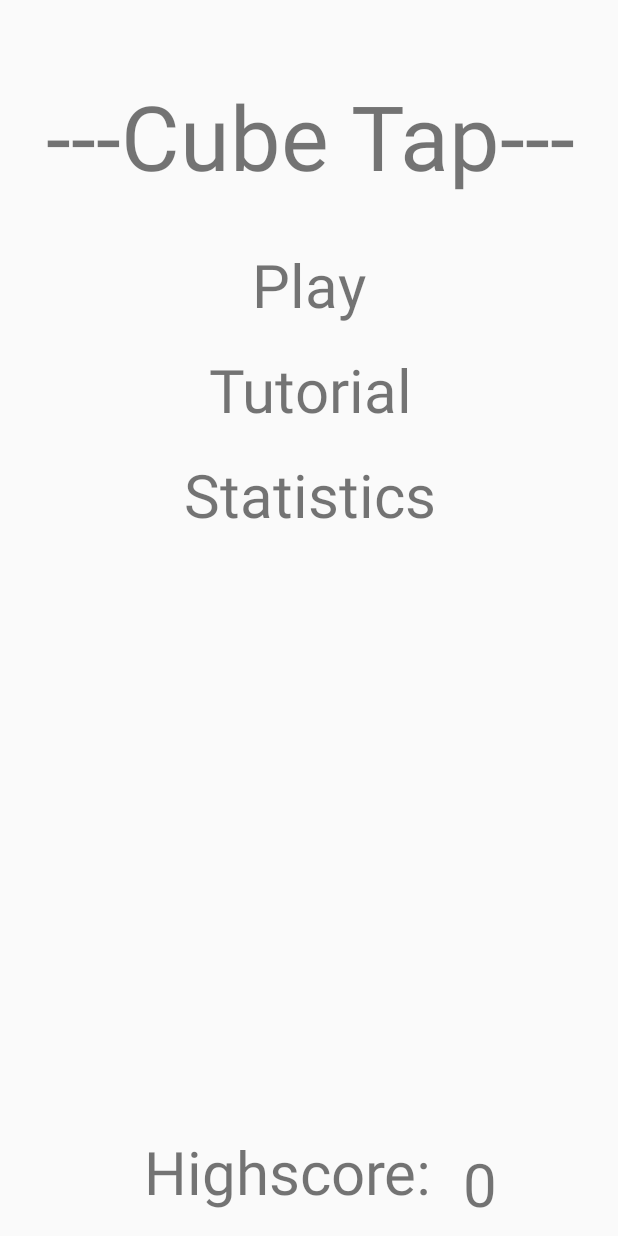
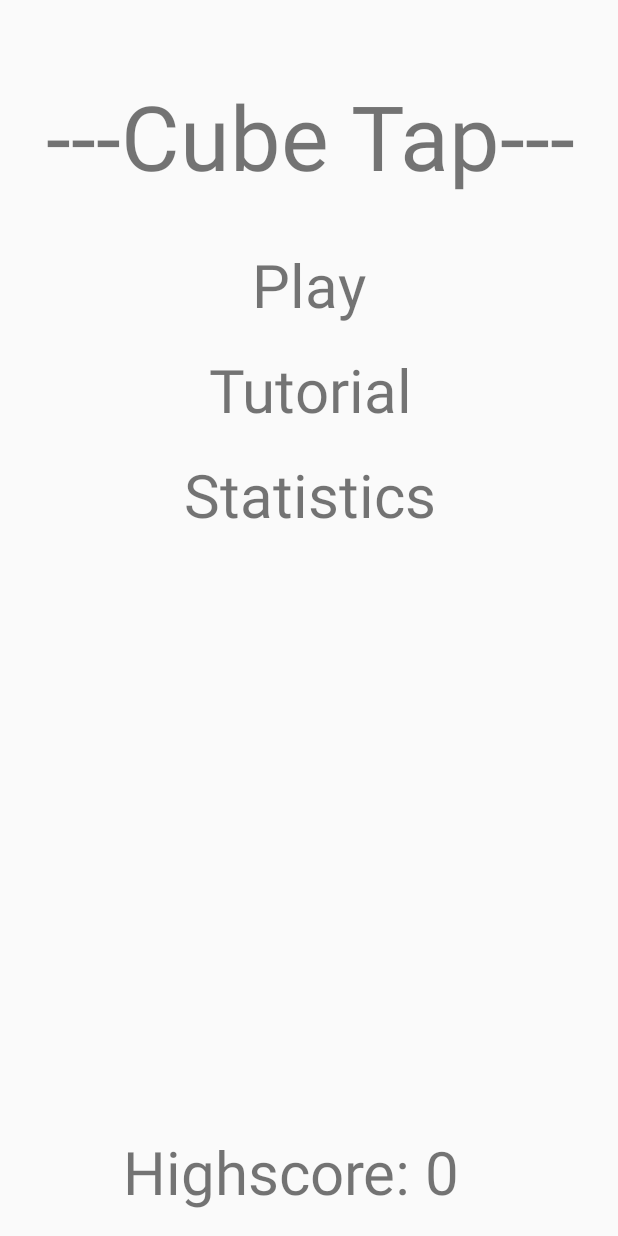
Before and after one commit to FunkBodySnatcher/Block_Game, an Android app: the screen it shows after launch (MainmenuActivity), on a phone screen of 412 x 824 dp. Run offline under Robolectric (Android 15) with nearby library versions, the phone set to English and light mode, and no system bars.

Commit message:
TextView fix

```diff
--- a/app/src/main/java/com/example/gard/block_game/MainmenuActivity.java
+++ b/app/src/main/java/com/example/gard/block_game/MainmenuActivity.java
@@ -16,14 +16,14 @@ public class MainmenuActivity extends AppCompatActivity {
         super.onCreate(savedInstanceState);
         setContentView(R.layout.activity_mainmenu);
 
-        highscoreText = (TextView) findViewById(R.id.highscoreCountText);
+        highscoreText = (TextView) findViewById(R.id.highscoreText);
 
         //Get score from MainActivity
         Intent intent = getIntent();
         int highscore = intent.getIntExtra("highscore", 0);
 
         //Set the highscore
-        highscoreText.setText(String.valueOf(highscore));
+        highscoreText.setText("Highscore: " + String.valueOf(highscore));
 
         //Hide actionbar. May produce nullPointer....
         ActionBar actionBar = getSupportActionBar();
--- a/app/src/main/res/layout/activity_mainmenu.xml
+++ b/app/src/main/res/layout/activity_mainmenu.xml
@@ -76,16 +76,4 @@
         app:layout_constraintRight_toRightOf="parent"
         app:layout_constraintHorizontal_bias="0.431" />
 
-    <TextView
-        android:id="@+id/highscoreCountText"
-        android:layout_width="21dp"
-        android:layout_height="46dp"
-        android:layout_marginRight="70dp"
-        android:text="0"
-        app:layout_constraintRight_toRightOf="parent"
-        android:textSize="40sp"
-        app:layout_constraintBottom_toBottomOf="parent"
-        android:layout_marginBottom="16dp"
-        app:layout_constraintLeft_toRightOf="@+id/highscoreText"
-        android:layout_marginLeft="8dp" />
 </android.support.constraint.ConstraintLayout>
```
